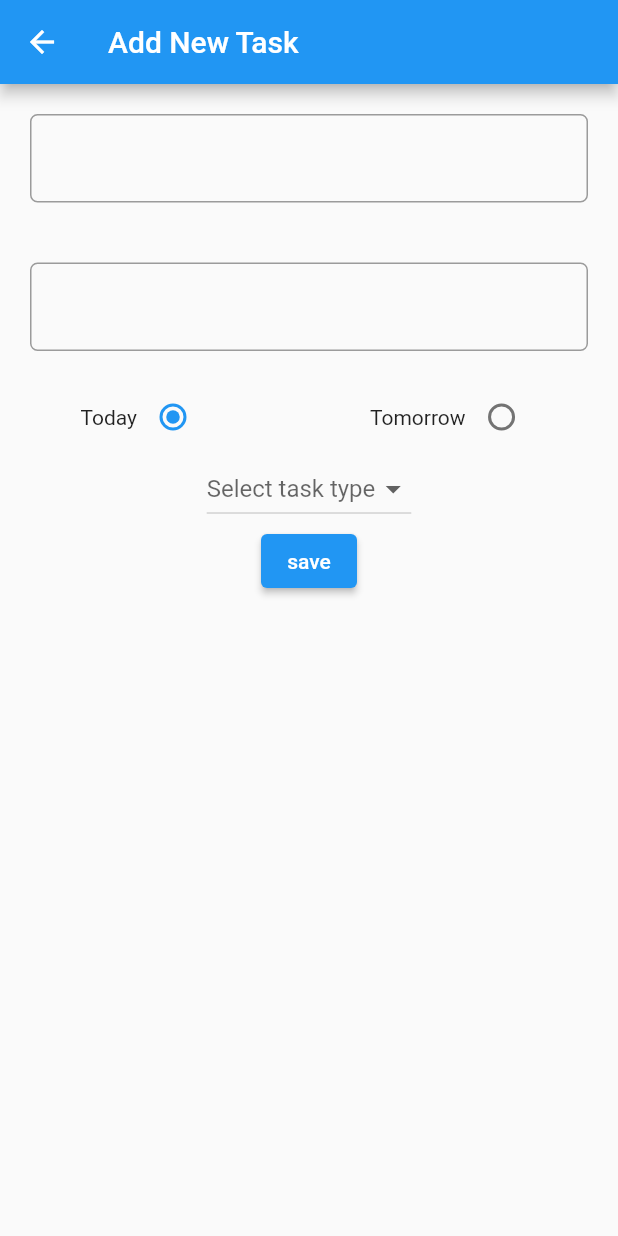
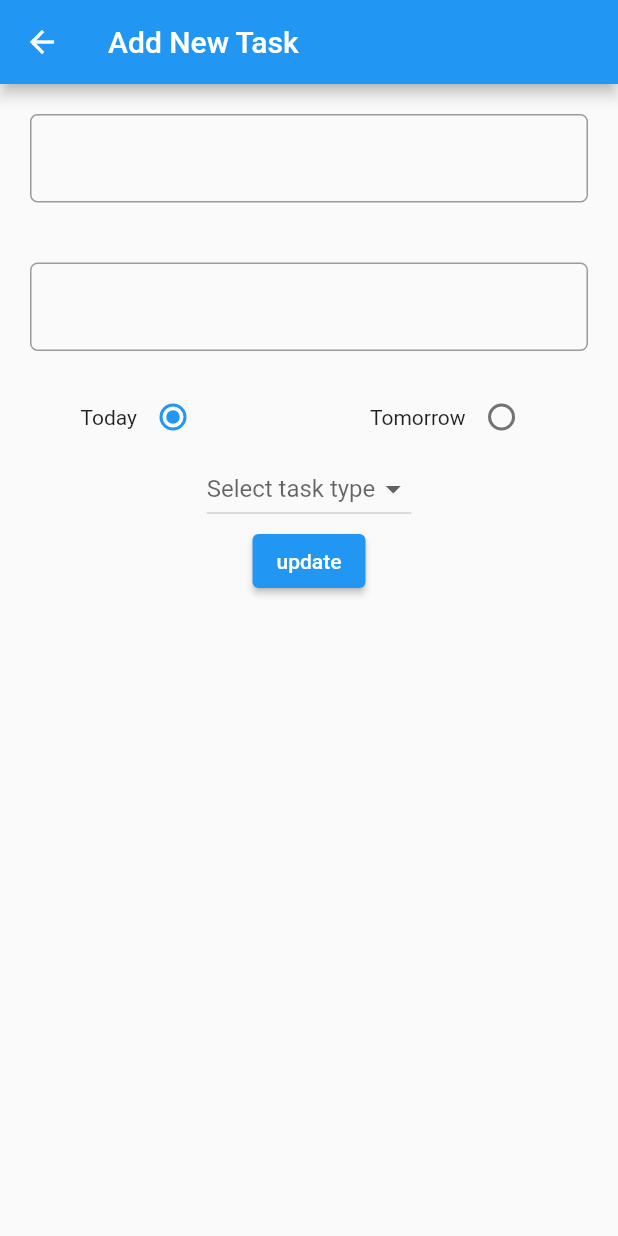
Before and after one commit to S-EmreCat/todo_app, a Flutter app: the AllTasks screen opened directly, after a tap on the "add" icon, on a phone screen of 412 x 824 dp. Run offline on Flutter 3.47's test engine with Material 2 defaults, Android fonts, the phone set to English and light mode, and no system bars; our stand-ins replace get, sqflite; accounts and stored records are empty; Roboto replaces fonts that are missing (Poppins).

Commit message:
todo done : save-back & delete & back

```diff
--- a/lib/core/constant/string_constants.dart
+++ b/lib/core/constant/string_constants.dart
@@ -9,5 +9,8 @@ class StringConstants {
   static const tomorrow = "Tomorrow";
   static const myLists = "My Lists";
   static const addNewTask = "Add New Task";
-  static const updateTask = "Update Task";
+  static const updateTaskTitle = "Update Task";
+  static const save = 'save';
+  static const update = "update";
+  static const deleteTask = 'Delete Task';
 }
--- a/lib/core/utils/dbhelper.dart
+++ b/lib/core/utils/dbhelper.dart
@@ -103,7 +103,7 @@ class DatabaseHelper {
     var todoMaps = await _database?.query(
       taskManagerTableName,
       where: '$columnid = ?',
-      columns: [columnid],
+      columns: [],
       whereArgs: [id],
     );
 
@@ -115,13 +115,13 @@ class DatabaseHelper {
   }
 
   /// today - Tomorrow
-  Future<List<Todo>?> getDayTask(String dene) async {
+  Future<List<Todo>?> getDayTask(String day) async {
     var databasec = await database;
     var result = await databasec?.query(
       taskManagerTableName,
       where: '$columnDay = ?',
       columns: [],
-      whereArgs: [dene],
+      whereArgs: [day],
     );
     List<Todo> todoList = [];
     // return result?.map((e) => Todo.fromMap(e)).toList();
@@ -137,8 +137,8 @@ class DatabaseHelper {
   Future<int> updateIsDone(Todo todo) async {
     Database? _database = await database;
     if (_database != null) {
-      var todoMaps = await _database.update('todos', todo.toMap(),
-          where: '$columnisDone=?', whereArgs: [todo.id]);
+      var todoMaps = await _database.update(taskManagerTableName, todo.toMap(),
+          where: '$columnid=?', whereArgs: [todo.id]);
       return todoMaps;
     } else {
       throw ('db is null');
--- a/lib/ui/views/addTask/add_task.view.dart
+++ b/lib/ui/views/addTask/add_task.view.dart
@@ -1,22 +1,26 @@
 import 'package:flutter/material.dart';
+import 'package:todo_app/ui/widgets/button/addTask/insert_elevated_button.dart';
 
 import '../../../core/constant/string_constants.dart';
-import '../../../core/model/task_model.dart';
 import '../../../core/utils/dbhelper.dart';
 import '../../widgets/padding/padding.dart';
 
 class AddTaskView extends StatefulWidget {
   const AddTaskView(
       {Key? key,
+      this.getPageTitle,
       this.getDropdownValue,
       this.getRadioButtonItem,
-      this.getTitle,
+      this.getTaskTitle,
+      this.getTodoId,
       this.getSubTitle})
       : super(key: key);
+  final String? getPageTitle;
   final String? getDropdownValue;
   final String? getRadioButtonItem;
-  final String? getTitle;
+  final String? getTaskTitle;
   final String? getSubTitle;
+  final int? getTodoId;
   @override
   _AddTaskViewState createState() => _AddTaskViewState();
 }
@@ -29,29 +33,40 @@ class _AddTaskViewState extends State<AddTaskView> {
     super.initState();
   }
 
-  String radioButtonItem = 'today';
+  String? radioButtonItem;
 
   int radioId = 1;
-  final items = <String>[
+  final dropDownItems = <String>[
     StringConstants.taskNamePersonal,
     StringConstants.taskNameWork
   ];
   String? dropdownValue;
+  @override
+  void didUpdateWidget(AddTaskView oldWidget) {
+    // dropdownValue = widget.getDropdownValue;
+    super.didUpdateWidget(oldWidget);
+  }
 
   @override
   Widget build(BuildContext context) {
     final titleController = TextEditingController();
-    titleController.text = "";
-    //TODO: push controll
-    if (widget.getTitle != null) {
-      titleController.text = widget.getTitle!;
-    }
+
+    titleController.text = widget.getTaskTitle ?? '';
+
+    radioButtonItem = widget.getRadioButtonItem ?? 'today';
 
     final subTitleController = TextEditingController();
-    // TODO: Actions (save-back & delete & back)
+    subTitleController.text = widget.getSubTitle ?? '';
+
     return Scaffold(
       appBar: AppBar(
-        title: const Text(StringConstants.addNewTask),
+        title: Text(widget.getPageTitle ?? StringConstants.addNewTask),
+        actions: [
+          Visibility(
+            child: deleteTaskButton(),
+            visible: widget.getPageTitle == StringConstants.updateTaskTitle,
+          ),
+        ],
       ),
       body: SingleChildScrollView(
         child: Column(
@@ -71,7 +86,23 @@ class _AddTaskViewState extends State<AddTaskView> {
                 radioMethod(StringConstants.tomorrow, 2),
               ],
             ),
-            DropdownButton<String>(
+            newMethodDropDownButton(),
+            InsertElevatedButton(
+                todoid: widget.getTodoId,
+                dbhelper: _dbhelper,
+                titleController: titleController,
+                subTitleController: subTitleController,
+                radioButtonItem: radioButtonItem,
+                dropdownValue: dropdownValue,
+                buttonText: StringConstants.update),
+          ],
+        ),
+      ),
+    );
+  }
+
+  DropdownButton<String> newMethodDropDownButton() {
+    return DropdownButton<String>(
       value: dropdownValue,
       hint: const Text('Select task type'),
       icon: const Icon(Icons.arrow_drop_down),
@@ -80,32 +111,12 @@ class _AddTaskViewState extends State<AddTaskView> {
           dropdownValue = newValue!;
         });
       },
-              items: items.map<DropdownMenuItem<String>>((String value) {
+      items: dropDownItems.map<DropdownMenuItem<String>>((String value) {
         return DropdownMenuItem<String>(
           value: value,
           child: Text(value),
         );
       }).toList(),
-            ),
-            ElevatedButton(
-              child: const Text("save"),
-              onPressed: () async {
-                debugPrint('save');
-                await _dbhelper
-                    .insert(
-                      Todo(
-                          title: titleController.text,
-                          description: subTitleController.text,
-                          day: radioButtonItem,
-                          isDone: false,
-                          taskType: dropdownValue!),
-                    )
-                    .then((value) => Navigator.pop(context));
-              },
-            ),
-          ],
-        ),
-      ),
     );
   }
 
@@ -139,4 +150,20 @@ class _AddTaskViewState extends State<AddTaskView> {
       ),
     );
   }
+
+  ElevatedButton deleteTaskButton() {
+    return ElevatedButton(
+      onPressed: () async {
+        _dbhelper.deleteItem(widget.getTodoId!);
+        debugPrint("deleted");
+        setState(() {});
+      },
+      child: Row(
+        children: const [
+          Icon(Icons.clear),
+          Text(StringConstants.deleteTask),
+        ],
+      ),
+    );
   }
+}
--- /dev/null
+++ b/lib/ui/widgets/button/addTask/insert_elevated_button.dart
@@ -0,0 +1,67 @@
+import 'package:flutter/material.dart';
+import 'package:todo_app/core/constant/string_constants.dart';
+import 'package:todo_app/core/model/task_model.dart';
+import 'package:todo_app/core/utils/dbhelper.dart';
+
+class InsertElevatedButton extends StatelessWidget {
+  const InsertElevatedButton({
+    Key? key,
+    required DatabaseHelper dbhelper,
+    required this.titleController,
+    required this.subTitleController,
+    required this.radioButtonItem,
+    required this.dropdownValue,
+    this.todoid,
+    this.buttonText,
+  })  : _dbhelper = dbhelper,
+        super(key: key);
+
+  final DatabaseHelper _dbhelper;
+  final TextEditingController titleController;
+  final TextEditingController subTitleController;
+  final String? radioButtonItem;
+  final String? dropdownValue;
+  final String? buttonText;
+  final int? todoid;
+
+  @override
+  Widget build(BuildContext context) {
+    return ElevatedButton(
+      child: Text(buttonText ?? StringConstants.save),
+      onPressed: () async {
+        if (buttonText == StringConstants.save) {
+          debugPrint("save");
+          await insertTask(context);
+        } else if (buttonText == StringConstants.update) {
+          debugPrint("degis");
+          await updateTaskTitle();
+        }
+      },
+    );
+  }
+
+  Future<void> insertTask(BuildContext context) async {
+    return await _dbhelper
+        .insert(
+          Todo(
+              title: titleController.text,
+              description: subTitleController.text,
+              day: radioButtonItem!,
+              isDone: false,
+              taskType: dropdownValue!),
+        )
+        .then((value) => Navigator.pop(context));
+  }
+
+  Future<int> updateTaskTitle() {
+    return _dbhelper.updateIsDone(
+      Todo(
+          id: todoid,
+          title: titleController.text,
+          description: subTitleController.text,
+          day: radioButtonItem!,
+          isDone: false,
+          taskType: dropdownValue!),
+    );
+  }
+}
--- a/lib/ui/widgets/card/my_lists_card.dart
+++ b/lib/ui/widgets/card/my_lists_card.dart
@@ -1,7 +1,8 @@
 import 'package:flutter/material.dart';
 import 'package:get/get_rx/src/rx_typedefs/rx_typedefs.dart';
+import 'package:todo_app/ui/widgets/button/myList/mylist_icon_button.dart';
 
-import '../button/mylist_icon_button.dart';
+import '../button/myList/mylist_icon_button.dart';
 import '../text/green_titles_text_widget.dart';
 import '../text/normal_subtitles_text_widget.dart';
 
--- a/lib/ui/widgets/listView/listview_builder.dart
+++ b/lib/ui/widgets/listView/listview_builder.dart
@@ -1,4 +1,5 @@
 import 'package:flutter/material.dart';
+import 'package:todo_app/core/constant/string_constants.dart';
 
 import '../../../core/model/task_model.dart';
 import '../../views/addTask/add_task.view.dart';
@@ -45,7 +46,9 @@ class _TaskListState extends State<TaskList> {
                     context,
                     MaterialPageRoute(
                         builder: (context) => AddTaskView(
-                              getTitle: snapshot.data![index].title,
+                              getTodoId: snapshot.data![index].id,
+                              getPageTitle: StringConstants.updateTaskTitle,
+                              getTaskTitle: snapshot.data![index].title,
                               getSubTitle: snapshot.data![index].description,
                               getDropdownValue: snapshot.data![index].taskType,
                               getRadioButtonItem: snapshot.data![index].day,
```
Also changed, not shown: lib/ui/widgets/button/myList/mylist_icon_button.dart (renamed from lib/ui/widgets/button/mylist_icon_button.dart). Lines whose indentation alone changed are shown as unchanged.
